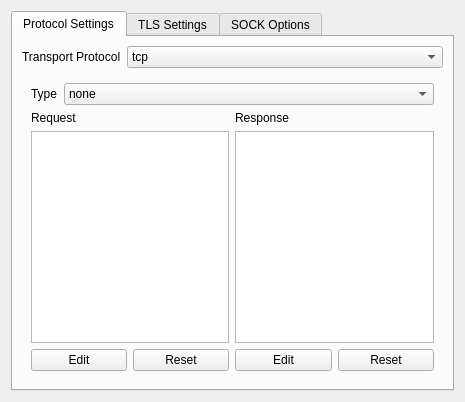
Qt form src/ui/widgets/widgets/StreamSettingsWidget.ui (Qv2ray/Qv2ray) before a commit.
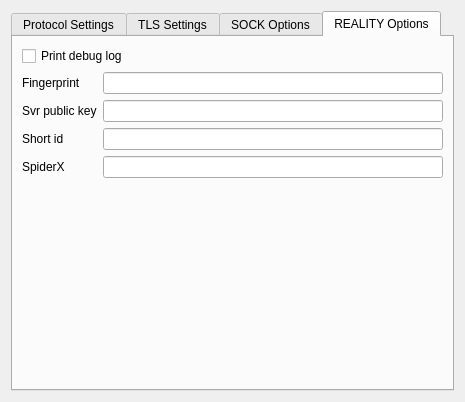
The same form after that commit. The open tabs and pages were chosen to show the change.

Commit message:
support reality
test on mac m1,it work

```diff
--- a/src/ui/widgets/widgets/StreamSettingsWidget.ui
+++ b/src/ui/widgets/widgets/StreamSettingsWidget.ui
@@ -1033,6 +1033,63 @@
        </item>
       </layout>
      </widget>
+     <widget class="QWidget" name="reality">
+        <attribute name="title">
+        <string>REALITY Options</string>
+        </attribute>
+        <layout class="QFormLayout" name="formLayout_8">
+            <item row="0" column="0" colspan="2">
+            <widget class="QCheckBox" name="printDebugLog">
+            <property name="text">
+            <string>Print debug log</string>
+            </property>
+            <property name="checked">
+            <bool>false</bool>
+            </property>
+            </widget>
+        </item>
+        <item row="1" column="0">
+            <widget class="QLabel" name="label_34">
+            <property name="text">
+            <string>Fingerprint</string>
+            </property>
+            </widget>
+        </item>
+        <item row="1" column="1">
+            <widget class="QLineEdit" name="fingerprint"/>
+        </item>
+        <item row="2" column="0">
+            <widget class="QLabel" name="label_35">
+            <property name="text">
+            <string>Svr public key</string>
+            </property>
+            </widget>
+        </item>
+        <item row="2" column="1">
+            <widget class="QLineEdit" name="publicKey"/>
+        </item>
+        <item row="3" column="0">
+            <widget class="QLabel" name="label_36">
+            <property name="text">
+            <string>Short id</string>
+            </property>
+            </widget>
+        </item>
+        <item row="3" column="1">
+            <widget class="QLineEdit" name="shortId"/>
+        </item>
+        <item row="4" column="0">
+            <widget class="QLabel" name="label_37">
+            <property name="text">
+            <string>SpiderX</string>
+            </property>
+            </widget>
+        </item>
+        <item row="4" column="1">
+            <widget class="QLineEdit" name="spiderX"/>
+        </item>
+        </layout>
+     </widget>
     </widget>
    </item>
   </layout>
```
Left out of the diff: 6 changed lines with no effect on the pictures. The commit also changes 13 other files.
